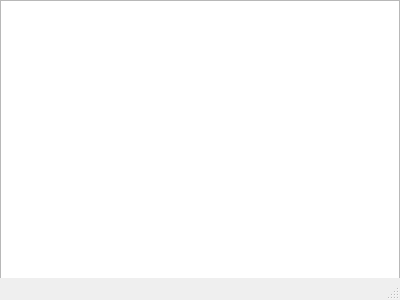
This is mainwindow.ui in luym11/routing as Qt 5 draws it before an edit. The edited form follows.
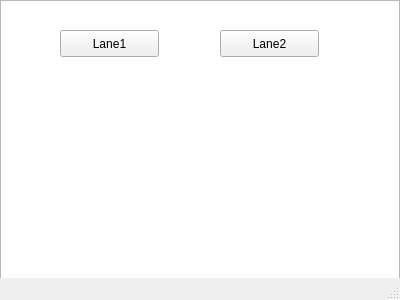
This is the edited form.

```diff
--- a/mainwindow.ui
+++ b/mainwindow.ui
@@ -24,6 +24,32 @@
      </rect>
     </property>
    </widget>
+   <widget class="QPushButton" name="pushButton">
+    <property name="geometry">
+     <rect>
+      <x>60</x>
+      <y>30</y>
+      <width>99</width>
+      <height>27</height>
+     </rect>
+    </property>
+    <property name="text">
+     <string>Lane1</string>
+    </property>
+   </widget>
+   <widget class="QPushButton" name="pushButton_2">
+    <property name="geometry">
+     <rect>
+      <x>220</x>
+      <y>30</y>
+      <width>99</width>
+      <height>27</height>
+     </rect>
+    </property>
+    <property name="text">
+     <string>Lane2</string>
+    </property>
+   </widget>
   </widget>
   <widget class="QStatusBar" name="statusBar"/>
  </widget>
```
